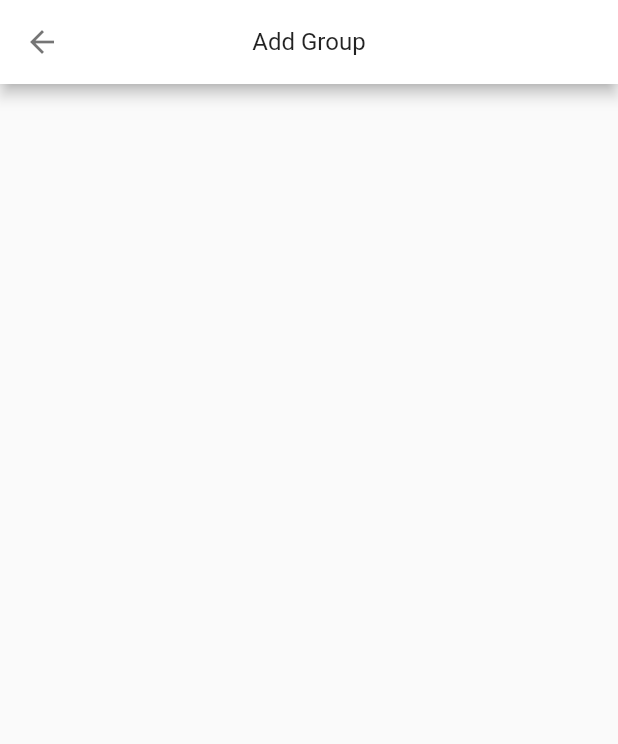
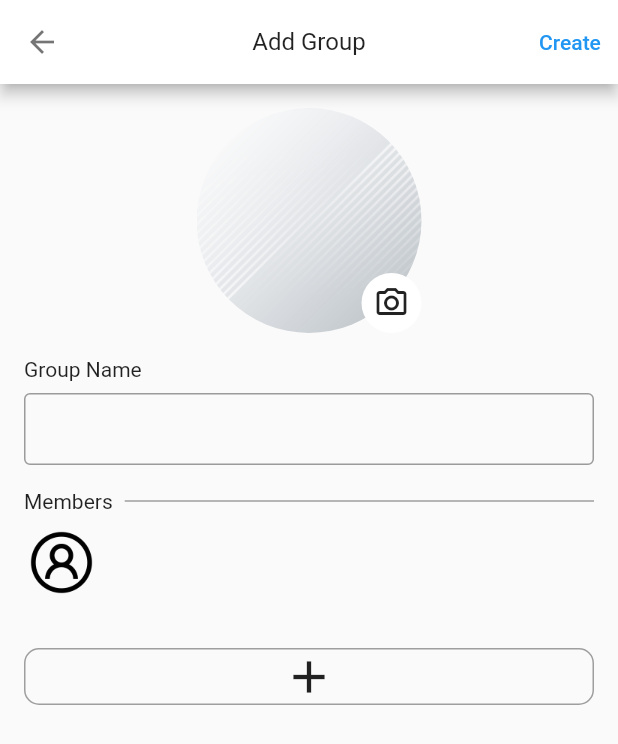
Before and after one commit to HCKUO1117/split_the_bill, a Flutter app: the HomePage screen opened directly, after a tap on "Add Group", on a phone screen of 412 x 824 dp. Shown: the top 744 px of the screen. Run offline on Flutter 3.47's test engine with Material 2 defaults, Android fonts, the phone set to English and light mode, and no system bars; our stand-ins replace awesome_bottom_bar, cloud_firestore, firebase_auth, firebase_core, firebase_storage, google_sign_in and 5 more; missing offline and left inert: flutter_downloader; accounts and stored records are empty.

Commit message:
建立群組(temp

```diff
--- a/lib/l10n/intl_en.arb
+++ b/lib/l10n/intl_en.arb
@@ -1,5 +1,5 @@
 {
-  "members": "Friends",
+  "friends": "Friends",
   "groups": "Groups",
   "addMember": "Add new friend",
   "addGroup": "Add Group",
@@ -50,5 +50,10 @@
   "updateFail": "Update failed",
   "timeOut": "The network connection is poor, the data will continue to upload after connecting to a stable network",
   "update": "Update",
-  "error": "Error : "
+  "error": "Error : ",
+  "groupName": "Group Name",
+  "members": "Members",
+  "create": "Create",
+  "nameNotFill": "Name must not be blank",
+  "createSuccess": "Create successfully!"
 }
--- a/lib/l10n/intl_zh_TW.arb
+++ b/lib/l10n/intl_zh_TW.arb
@@ -1,5 +1,5 @@
 {
-  "members": "好友",
+  "friends": "好友",
   "groups": "群組",
   "addMember": "新增好友",
   "addGroup": "新增群組",
@@ -50,5 +50,10 @@
   "updateFail": "更新失敗",
   "timeOut": "網路連線不佳，資料將於連接上穩定網路後繼續上傳",
   "update": "更新",
-  "error": "錯誤 : "
+  "error": "錯誤 : ",
+  "groupName": "群組名稱",
+  "members": "成員",
+  "create": "建立",
+  "nameNotFill": "名稱請勿空白",
+  "createSuccess": "建立成功!"
 }
--- /dev/null
+++ b/lib/models/group_model.dart
@@ -0,0 +1,43 @@
+enum MemberRole {
+  admin,
+  editor,
+  viewer,
+}
+
+class GroupModel {
+  String id;
+  String name;
+  String intro;
+  String photo;
+  MemberModel host;
+  DateTime createAt;
+  List<MemberModel> members;
+
+  GroupModel({
+    required this.id,
+    required this.name,
+    required this.intro,
+    required this.photo,
+    required this.host,
+    required this.createAt,
+    required this.members,
+  });
+}
+
+class MemberModel {
+  String id;
+  String name;
+  String avatar;
+  MemberRole role;
+  bool joined;
+  bool connected;
+
+  MemberModel({
+    required this.id,
+    required this.name,
+    required this.avatar,
+    required this.role,
+    required this.joined,
+    required this.connected,
+  });
+}
--- a/lib/models/user_model.dart
+++ b/lib/models/user_model.dart
@@ -2,6 +2,7 @@
 
 class UserModel{
   String uid = '';
+  String email = '';
   String name = '';
   String photoUrl = '';
   String backgroundImage = '';
--- /dev/null
+++ b/lib/providers/add_group_provider.dart
@@ -0,0 +1,60 @@
+import 'package:cloud_firestore/cloud_firestore.dart';
+import 'package:flutter/material.dart';
+import 'package:split_the_bill/generated/l10n.dart';
+import 'package:split_the_bill/models/group_model.dart';
+import 'package:split_the_bill/res/constants.dart';
+import 'package:split_the_bill/utils/preferences.dart';
+
+class AddGroupProvider with ChangeNotifier {
+  FirebaseFirestore fireStore = FirebaseFirestore.instance;
+
+  TextEditingController groupName = TextEditingController();
+
+  String? error;
+
+  List<MemberModel> members = [];
+
+  void addMember(MemberModel memberModel) {
+    members.add(memberModel);
+    notifyListeners();
+  }
+
+  void createUnRealUser() {
+    fireStore.collection('users').add({
+      'name': '',
+      'email': '',
+      'avatar': '',
+      'background': '',
+      'intro': '',
+      'groups': [],
+      'friends': [],
+      'events': [],
+      'real': false,
+      'crateAt': DateTime.now().microsecondsSinceEpoch,
+    });
+  }
+
+  void removeMember(MemberModel memberModel) {
+    members.removeWhere((element) => element.id == memberModel.id);
+    notifyListeners();
+  }
+
+  Future<bool> addGroupToDataBase(BuildContext context) async {
+    if (groupName.text.isEmpty) {
+      error = S.of(context).nameNotFill;
+      notifyListeners();
+      return false;
+    }
+
+    var response = await fireStore.collection('groups').add({
+      'name': groupName.text,
+    });
+    fireStore
+        .collection('users')
+        .doc(Preferences.getString(Constants.uid, ''))
+        .collection('groups')
+        .doc(response.id)
+        .set({});
+    return true;
+  }
+}
--- a/lib/providers/home_provider.dart
+++ b/lib/providers/home_provider.dart
@@ -1,6 +1,21 @@
 import 'package:cloud_firestore/cloud_firestore.dart';
+import 'package:firebase_storage/firebase_storage.dart';
 import 'package:flutter/material.dart';
+import 'package:split_the_bill/res/constants.dart';
+import 'package:split_the_bill/utils/preferences.dart';
 
-class HomeProvider with ChangeNotifier{
+class HomeProvider with ChangeNotifier {
   FirebaseFirestore fireStore = FirebaseFirestore.instance;
+
+  Reference storageRef = FirebaseStorage.instance.ref();
+
+  HomeProvider() {
+    String uid = Preferences.getString(Constants.uid, '');
+    fireStore
+        .collection('users')
+        .doc(uid)
+        .snapshots(includeMetadataChanges: true)
+        .listen((event) {});
+    fireStore.collection('groups').snapshots(includeMetadataChanges: true).listen((event) {});
+  }
 }
--- a/lib/providers/user_provider.dart
+++ b/lib/providers/user_provider.dart
@@ -43,6 +43,7 @@ class UserProvider extends ChangeNotifier {
   ///載入user資料
   void init() {
     user.uid = Preferences.getString(Constants.uid, '');
+    user.email = Preferences.getString(Constants.email, '');
     storageRef = FirebaseStorage.instance.ref(user.uid);
     users.doc(user.uid).get().then(
       (DocumentSnapshot documentSnapshot) {
@@ -55,12 +56,12 @@ class UserProvider extends ChangeNotifier {
         } else {
           users.doc(user.uid).set({
             'name': '',
+            'email': user.email,
             'avatar': '',
             'background': '',
             'intro': '',
-            'groups': [],
-            'friends':[],
-            'events':[],
+            'real': true,
+            'crateAt': DateTime.now().microsecondsSinceEpoch,
           });
         }
         notifyListeners();
@@ -161,7 +162,7 @@ class UserProvider extends ChangeNotifier {
     bool success = false;
     final avatarRef = storageRef.child('${user.uid}-background.jpg');
     await avatarRef.putFile(background).then(
-          (TaskSnapshot taskSnapshot) {
+      (TaskSnapshot taskSnapshot) {
         success = true;
       },
       onError: onError,
@@ -206,12 +207,11 @@ class UserProvider extends ChangeNotifier {
 
     final GoogleSignIn googleSignIn = GoogleSignIn();
 
-    try{
+    try {
       googleSignInAccount = await googleSignIn.signIn();
-    }catch (e){
+    } catch (e) {
       ShowSnack.show(context, content: S.of(context).error + e.toString());
     }
-
 
     if (googleSignInAccount != null) {
       final GoogleSignInAuthentication googleSignInAuthentication =
@@ -225,6 +225,7 @@ class UserProvider extends ChangeNotifier {
       try {
         final UserCredential userCredential = await auth.signInWithCredential(credential);
         await Preferences.setString(Constants.uid, userCredential.user?.uid ?? '');
+        await Preferences.setString(Constants.email, userCredential.user?.email ?? '');
         await Preferences.setString(Constants.loginType, LoginType.google.name);
         return true;
       } on FirebaseAuthException catch (e) {
@@ -253,6 +254,7 @@ class UserProvider extends ChangeNotifier {
         password: password,
       );
       await Preferences.setString(Constants.uid, credential.user?.uid ?? '');
+      await Preferences.setString(Constants.email, credential.user?.email ?? '');
       await Preferences.setString(Constants.loginType, LoginType.email.name);
     } on FirebaseAuthException catch (e) {
       if (e.code == 'weak-password') {
@@ -271,16 +273,17 @@ class UserProvider extends ChangeNotifier {
     required String email,
     required String password,
   }) async {
-    if(email.isEmpty){
+    if (email.isEmpty) {
       return 'email-empty';
     }
-    if(password.isEmpty){
+    if (password.isEmpty) {
       return 'password-empty';
     }
     try {
       final credential =
           await FirebaseAuth.instance.signInWithEmailAndPassword(email: email, password: password);
       await Preferences.setString(Constants.uid, credential.user?.uid ?? '');
+      await Preferences.setString(Constants.email, credential.user?.email ?? '');
       await Preferences.setString(Constants.loginType, LoginType.email.name);
     } on FirebaseAuthException catch (e) {
       if (e.code == 'user-not-found') {
@@ -293,6 +296,7 @@ class UserProvider extends ChangeNotifier {
   ///登出
   Future<void> signOut() async {
     await Preferences.setString(Constants.uid, '');
+    user = UserModel();
     await FirebaseAuth.instance.signOut();
     await GoogleSignIn().signOut();
   }
@@ -314,6 +318,7 @@ class UserProvider extends ChangeNotifier {
         final userCredential =
             await FirebaseAuth.instance.currentUser?.linkWithCredential(credential);
         await Preferences.setString(Constants.uid, userCredential?.user?.uid ?? '');
+        await Preferences.setString(Constants.email, userCredential?.user?.email ?? '');
         await Preferences.setString(Constants.loginType, LoginType.email.name);
       } on FirebaseAuthException catch (e) {
         return e.code;
@@ -341,6 +346,7 @@ class UserProvider extends ChangeNotifier {
           final userCredential =
               await FirebaseAuth.instance.currentUser?.linkWithCredential(credential);
           await Preferences.setString(Constants.uid, userCredential?.user?.uid ?? '');
+          await Preferences.setString(Constants.email, userCredential?.user?.email ?? '');
           await Preferences.setString(Constants.loginType, LoginType.email.name);
         }
       } on FirebaseAuthException catch (e) {
--- a/lib/res/constants.dart
+++ b/lib/res/constants.dart
@@ -10,6 +10,7 @@ class Constants {
   static String more = 'more';
   static String isLogin = 'isLogin';
   static String uid = 'uid';
+  static String email = 'email';
   static String loginType = 'loginType';
 
   static String background = 'assets/images/background.jpg';
--- a/lib/screens/group/add_group_page.dart
+++ b/lib/screens/group/add_group_page.dart
@@ -1,6 +1,12 @@
 import 'package:flutter/material.dart';
+import 'package:provider/provider.dart';
 import 'package:split_the_bill/generated/l10n.dart';
+import 'package:split_the_bill/models/group_model.dart';
+import 'package:split_the_bill/providers/add_group_provider.dart';
+import 'package:split_the_bill/providers/user_provider.dart';
 import 'package:split_the_bill/res/constants.dart';
+import 'package:split_the_bill/widgets/Member_title.dart';
+import 'package:split_the_bill/widgets/outline_text_field.dart';
 
 class AddGroupPage extends StatefulWidget {
   const AddGroupPage({Key? key}) : super(key: key);
@@ -10,14 +16,127 @@ class AddGroupPage extends StatefulWidget {
 }
 
 class _AddGroupPageState extends State<AddGroupPage> {
+  AddGroupProvider addGroupProvider = AddGroupProvider();
+
   @override
   Widget build(BuildContext context) {
-    return Hero(
-      tag: Constants.addGroup,
-      child: Scaffold(
-        appBar: AppBar(
-          iconTheme: const IconThemeData(color: Colors.black54),
-          title: Text(S.of(context).addGroup),
+    UserProvider userProvider = context.read<UserProvider>();
+
+    return GestureDetector(
+      onTap: () {
+        FocusScope.of(context).unfocus();
+      },
+      child: ChangeNotifierProvider.value(
+        value: addGroupProvider,
+        child: Consumer<AddGroupProvider>(
+          builder: (BuildContext context, AddGroupProvider provider, _) {
+            return Scaffold(
+              appBar: AppBar(
+                iconTheme: const IconThemeData(color: Colors.black54),
+                title: Text(S.of(context).addGroup),
+                actions: [
+                  TextButton(
+                    onPressed: () async {
+                      bool success= await provider.addGroupToDataBase(context);
+                      if(success){
+                        Navigator.pop(context, true);
+                      }
+                    },
+                    child: Text(S.of(context).create),
+                  )
+                ],
+              ),
+              body: ListView(
+                padding: const EdgeInsets.all(16),
+                children: [
+                  Row(
+                    mainAxisAlignment: MainAxisAlignment.center,
+                    children: [
+                      Stack(
+                        alignment: Alignment.bottomRight,
+                        children: [
+                          ClipRRect(
+                            borderRadius: BorderRadius.circular(150),
+                            child: Image.asset(
+                              Constants.background,
+                              width: 150,
+                              height: 150,
+                              fit: BoxFit.cover,
+                            ),
+                          ),
+                          Positioned(
+                              child: GestureDetector(
+                            onTap: () {},
+                            child: Container(
+                              width: 40,
+                              height: 40,
+                              decoration: BoxDecoration(
+                                borderRadius: BorderRadius.circular(50),
+                                color: Colors.white,
+                              ),
+                              child: const Icon(Icons.camera_alt_outlined),
+                            ),
+                          ))
+                        ],
+                      )
+                    ],
+                  ),
+                  const SizedBox(height: 16),
+                  Text(S.of(context).groupName),
+                  const SizedBox(height: 8),
+                  OutlineTextField(
+                    controller: provider.groupName,
+                    errorText: provider.error,
+                    onChange: (_) {
+                      setState(() {
+                        provider.error = null;
+                      });
+                    },
+                  ),
+                  const SizedBox(height: 16),
+                  Row(
+                    children: [
+                      Text(S.of(context).members),
+                      const SizedBox(width: 8),
+                      Expanded(
+                        child: Container(
+                          height: 1,
+                          width: double.maxFinite,
+                          color: Colors.grey,
+                        ),
+                      )
+                    ],
+                  ),
+                  const SizedBox(height: 8),
+                  MemberTitle(
+                    memberModel: MemberModel(
+                      id: userProvider.user.uid,
+                      name: userProvider.user.name,
+                      avatar: userProvider.user.photoUrl,
+                      role: MemberRole.admin,
+                      joined: false,
+                      connected: true,
+                    ),
+                  ),
+                  for (var element in addGroupProvider.members) MemberTitle(memberModel: element),
+                  const SizedBox(height: 32),
+                  InkWell(
+                    onTap: () {},
+                    child: Container(
+                      decoration: BoxDecoration(
+                        border: Border.all(color: Colors.grey),
+                        borderRadius: BorderRadius.circular(10),
+                      ),
+                      child: const Icon(
+                        Icons.add,
+                        size: 36,
+                      ),
+                    ),
+                  )
+                ],
+              ),
+            );
+          },
         ),
       ),
     );
--- a/lib/screens/group/group_n_friend_page.dart
+++ b/lib/screens/group/group_n_friend_page.dart
@@ -3,6 +3,7 @@ import 'package:split_the_bill/generated/l10n.dart';
 import 'package:split_the_bill/res/constants.dart';
 import 'package:split_the_bill/screens/group/add_group_page.dart';
 import 'package:split_the_bill/screens/group/add_member_page.dart';
+import 'package:split_the_bill/utils/show_snack.dart';
 
 class GroupNFriendPage extends StatefulWidget {
   const GroupNFriendPage({Key? key}) : super(key: key);
@@ -11,7 +12,7 @@ class GroupNFriendPage extends StatefulWidget {
   State<GroupNFriendPage> createState() => _GroupNFriendPageState();
 }
 
-class _GroupNFriendPageState extends State<GroupNFriendPage>  with TickerProviderStateMixin {
+class _GroupNFriendPageState extends State<GroupNFriendPage> with TickerProviderStateMixin {
   late final AnimationController memberController = AnimationController(
     duration: const Duration(milliseconds: 200),
     vsync: this,
@@ -36,7 +37,8 @@ class _GroupNFriendPageState extends State<GroupNFriendPage>  with TickerProvide
   @override
   void initState() {
     groupController.forward();
-    memberController.forward();    super.initState();
+    memberController.forward();
+    super.initState();
   }
 
   @override
@@ -77,14 +79,17 @@ class _GroupNFriendPageState extends State<GroupNFriendPage>  with TickerProvide
           icon: Icons.group_add_outlined,
           title: S.of(context).addGroup,
           heroTag: Constants.addGroup,
-          onTap: () {
+          onTap: () async {
             ScaffoldMessenger.of(context).removeCurrentSnackBar();
-            Navigator.push(
+            bool? success = await Navigator.push(
               context,
               MaterialPageRoute(
                 builder: (context) => const AddGroupPage(),
               ),
             );
+            if (success == true) {
+              ShowSnack.show(context, content: S.of(context).createSuccess);
+            }
           },
         ),
         const SizedBox(height: 16),
@@ -146,7 +151,7 @@ class _GroupNFriendPageState extends State<GroupNFriendPage>  with TickerProvide
             children: [
               const SizedBox(width: 16),
               Text(
-                S.of(context).members + ' (0)',
+                S.of(context).friends + ' (0)',
                 style: const TextStyle(color: Colors.grey),
               ),
               const SizedBox(width: 8),
--- a/lib/screens/home_screen.dart
+++ b/lib/screens/home_screen.dart
@@ -1,9 +1,9 @@
-
 import 'package:awesome_bottom_bar/awesome_bottom_bar.dart';
 import 'package:awesome_bottom_bar/widgets/inspired/inspired.dart';
 import 'package:flutter/material.dart';
 import 'package:provider/provider.dart';
 import 'package:split_the_bill/generated/l10n.dart';
+import 'package:split_the_bill/providers/home_provider.dart';
 import 'package:split_the_bill/providers/user_provider.dart';
 import 'package:split_the_bill/res/constants.dart';
 import 'package:split_the_bill/screens/chart/chart_page.dart';
@@ -29,6 +29,8 @@ class _HomePageState extends State<HomePage> with TickerProviderStateMixin {
 
   late TabController tabController;
 
+  HomeProvider homeProvider = HomeProvider();
+
   @override
   void initState() {
     context.read<UserProvider>().init();
@@ -47,8 +49,12 @@ class _HomePageState extends State<HomePage> with TickerProviderStateMixin {
 
   @override
   Widget build(BuildContext context) {
-    return Consumer<UserProvider>(
-      builder: (BuildContext context, UserProvider provider, _) {
+    return MultiProvider(
+      providers: [
+        ChangeNotifierProvider.value(value: homeProvider),
+      ],
+      child: Consumer2<UserProvider, HomeProvider>(
+        builder: (BuildContext context, UserProvider provider, HomeProvider homeProvider, _) {
           return Scaffold(
             appBar: currentIndex == 2
                 ? null
@@ -180,6 +186,7 @@ class _HomePageState extends State<HomePage> with TickerProviderStateMixin {
             ),
           );
         },
+      ),
     );
   }
 
--- /dev/null
+++ b/lib/widgets/Member_title.dart
@@ -0,0 +1,64 @@
+import 'package:flutter/material.dart';
+import 'package:shimmer/shimmer.dart';
+import 'package:split_the_bill/models/group_model.dart';
+import 'package:split_the_bill/res/constants.dart';
+
+class MemberTitle extends StatelessWidget {
+  final MemberModel memberModel;
+  final Function()? onDelete;
+
+  const MemberTitle({
+    Key? key,
+    required this.memberModel,
+    this.onDelete,
+  }) : super(key: key);
+
+  @override
+  Widget build(BuildContext context) {
+    return Row(
+      children: [
+        ClipRRect(
+          borderRadius: BorderRadius.circular(100),
+          child: memberModel.avatar.isEmpty
+              ? Image.asset(
+                  Constants.avatar,
+                  height: 50,
+                  width: 50,
+                )
+              : Image.network(
+                  memberModel.avatar,
+                  fit: BoxFit.cover,
+                  height: 50,
+                  width: 50,
+                  loadingBuilder: (context, child, progress) {
+                    if (progress == null) {
+                      return child;
+                    }
+                    return Shimmer.fromColors(
+                      baseColor: Colors.grey.shade300,
+                      highlightColor: Colors.grey.shade100,
+                      child: Container(
+                        color: Colors.white,
+                        height: 50,
+                        width: 50,
+                      ),
+                    );
+                  },
+                ),
+        ),
+        const SizedBox(width: 8),
+        Expanded(
+          child: Text(memberModel.name),
+        ),
+        if (onDelete != null)
+          GestureDetector(
+            onTap: onDelete,
+            child: const Icon(
+              Icons.highlight_remove,
+              color: Colors.red,
+            ),
+          ),
+      ],
+    );
+  }
+}
```
Also changed, not shown: lib/widgets/profile_photo.dart (+6 -1 lines), lib/generated/intl/messages_en.dart, lib/generated/intl/messages_zh_TW.dart, lib/generated/l10n.dart. Lines whose indentation alone changed are shown as unchanged.
